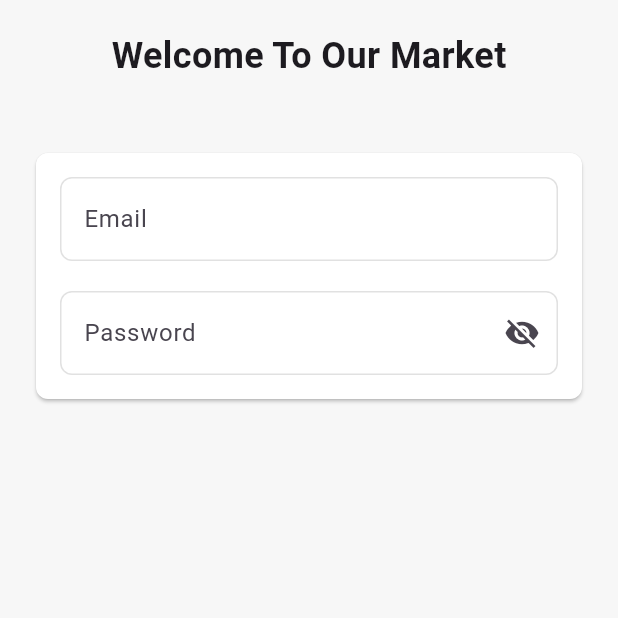
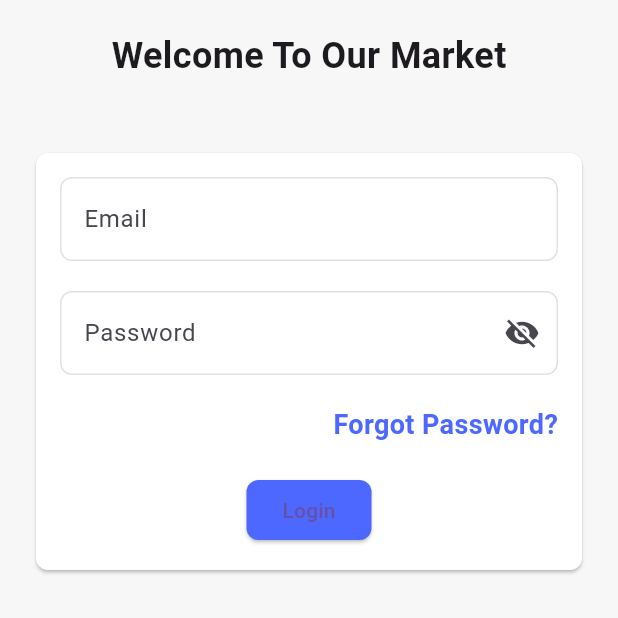
Before and after one commit to osos2511/our-market-app, a Flutter app: the screen it shows after launch, on a phone screen of 412 x 824 dp, the top half of it. Run offline on Flutter 3.47's test engine with Material 3 defaults, Android fonts, the phone set to English and light mode, and no system bars.

Commit message:
+custom-text-button

```diff
--- a/lib/views/auth/ui/login_view.dart
+++ b/lib/views/auth/ui/login_view.dart
@@ -35,11 +35,53 @@ class LoginView extends StatelessWidget {
                         icon: Icon(Icons.visibility_off),
                       ),
                     ),
+                    SizedBox(height: 20),
+                    Row(
+                      mainAxisAlignment: MainAxisAlignment.end,
+                      children: [
+                        CustomTextButton(
+                          text: 'Forgot Password?',
+                          onTap: () {},
+                        ),
+                      ],
+                    ),
+                    SizedBox(height: 20),
+                    ElevatedButton(
+                      onPressed: () {},
+                      style: ElevatedButton.styleFrom(
+                        backgroundColor: AppColors.kPrimaryColor,
+                        shape: RoundedRectangleBorder(
+                          borderRadius: BorderRadius.circular(8),
+                        ),
+                      ),
+                      child: Text('Login'),
+                    ),
                   ],
                 ),
               ),
             ),
           ],
+        ),
+      ),
+    );
+  }
+}
+
+class CustomTextButton extends StatelessWidget {
+  const CustomTextButton({this.onTap, required this.text, super.key});
+  final void Function()? onTap;
+  final String text;
+
+  @override
+  Widget build(BuildContext context) {
+    return InkWell(
+      onTap: onTap,
+      child: Text(
+        text,
+        style: TextStyle(
+          color: AppColors.kPrimaryColor,
+          fontSize: 18,
+          fontWeight: FontWeight.bold,
         ),
       ),
     );
```
